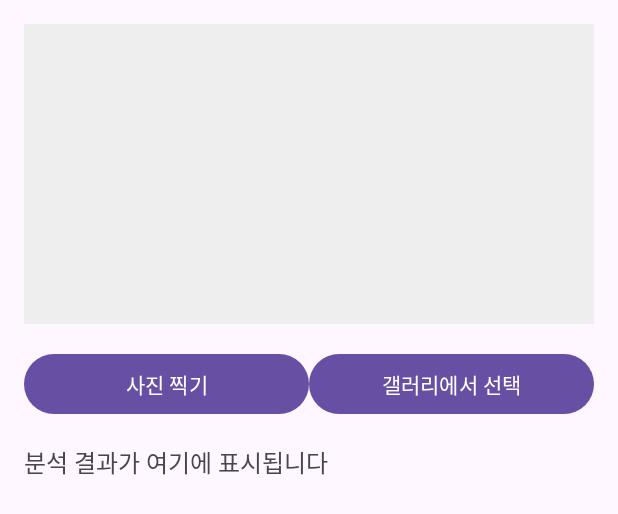
After one commit to Kims-recipe/REcipe2, an Android app: the layout activity_food_detect.xml on its own in the app's theme, with its tools: preview values and no code run, on a phone screen of 412 x 824 dp. The commit adds this screen. Shown: the top 514 px of the screen. Run offline under Robolectric (Android 15) with nearby library versions, the phone set to English and light mode, and no system bars.

Commit message:
make food detect

```diff
--- a/app/build.gradle.kts
+++ b/app/build.gradle.kts
@@ -74,7 +74,9 @@ dependencies {
     /* UI & Utils */
     implementation("com.google.android.material:material:1.11.0")
     implementation("io.coil-kt:coil:2.5.0")        // 이미지 로드
-    implementation("com.github.bumptech.glide:glide:4.16.0")       // (Coil가 안 맞을 때 선택)
+    implementation ("com.github.dhaval2404:imagepicker:2.1")
+
+    implementation("com.github.bumptech.glide:glide:4.16.0")
     implementation("com.google.code.gson:gson:2.10.1")
 
     /* KotlinX */
--- /dev/null
+++ b/app/src/main/res/layout/activity_food_detect.xml
@@ -0,0 +1,54 @@
+<?xml version="1.0" encoding="utf-8"?>
+<LinearLayout xmlns:android="http://schemas.android.com/apk/res/android"
+    android:id="@+id/food_detect_layout"
+    android:layout_width="match_parent"
+    android:layout_height="match_parent"
+    android:padding="16dp"
+    android:orientation="vertical">
+
+  <ImageView
+      android:id="@+id/foodImageView"
+      android:layout_width="match_parent"
+      android:layout_height="200dp"
+      android:scaleType="centerCrop"
+      android:background="#EEEEEE"
+      android:contentDescription="Food Image" />
+
+  <Button
+      android:id="@+id/nutrientButton"
+      android:layout_width="wrap_content"
+      android:layout_height="wrap_content"
+      android:text="영양 정보 보기"
+      android:visibility="gone" />
+
+  <LinearLayout
+      android:layout_width="match_parent"
+      android:layout_height="wrap_content"
+      android:orientation="horizontal"
+      android:weightSum="2"
+      android:layout_marginTop="16dp">
+
+
+    <Button
+        android:id="@+id/cameraButton"
+        android:layout_width="0dp"
+        android:layout_weight="1"
+        android:layout_height="wrap_content"
+        android:text="사진 찍기" />
+
+    <Button
+        android:id="@+id/galleryButton"
+        android:layout_width="0dp"
+        android:layout_weight="1"
+        android:layout_height="wrap_content"
+        android:text="갤러리에서 선택" />
+  </LinearLayout>
+
+  <TextView
+      android:id="@+id/resultText"
+      android:layout_width="match_parent"
+      android:layout_height="wrap_content"
+      android:text="분석 결과가 여기에 표시됩니다"
+      android:textSize="16sp"
+      android:paddingTop="16dp" />
+</LinearLayout>
--- a/app/src/main/res/layout/activity_main.xml
+++ b/app/src/main/res/layout/activity_main.xml
@@ -10,4 +10,10 @@
         android:layout_width="match_parent"
         android:layout_height="match_parent" />
 
+    <Button
+        android:id="@+id/startFoodDetectBtn"
+        android:layout_width="wrap_content"
+        android:layout_height="wrap_content"
+        android:text="음식 인식 시작하기" />
+
 </FrameLayout>
--- a/build.gradle.kts
+++ b/build.gradle.kts
@@ -1,7 +1,6 @@
 // Top-level build file where you can add configuration options common to all sub-projects/modules.
 buildscript {
     dependencies {
-        classpath("com.google.gms:google-services:4.4.1")
     }
 }
 
--- a/settings.gradle.kts
+++ b/settings.gradle.kts
@@ -11,7 +11,6 @@ pluginManagement {
         gradlePluginPortal()
     }
     plugins {
-        // 🔑 Hilt 플러그인 버전 선언
         id("com.google.dagger.hilt.android") version "2.51" apply false
     }
 }
@@ -20,6 +19,7 @@ dependencyResolutionManagement {
     repositories {
         google()
         mavenCentral()
+        maven("https://jitpack.io")
     }
 }
 
```
Also changed, not shown: app/src/main/AndroidManifest.xml (+12 -12 lines), app/src/main/java/com/kims/recipe2/FoodDetectActivity.kt (added, +120 -0 lines), app/src/main/java/com/kims/recipe2/MainActivity.kt (+9 -0 lines), app/src/main/java/com/kims/recipe2/MealEditFragment.kt (+15 -9 lines), app/src/main/java/com/kims/recipe2/ml/FoodMapper.kt (added, +60 -0 lines), gradle/libs.versions.toml (+9 -0 lines).
